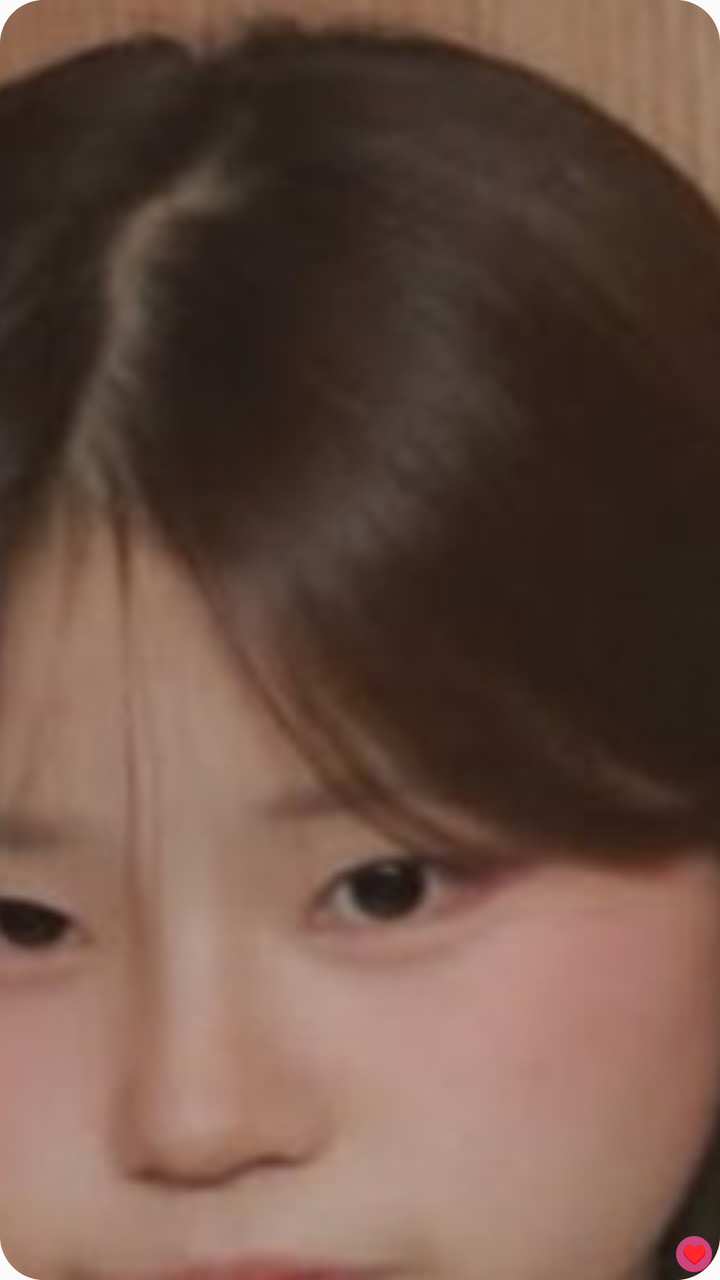
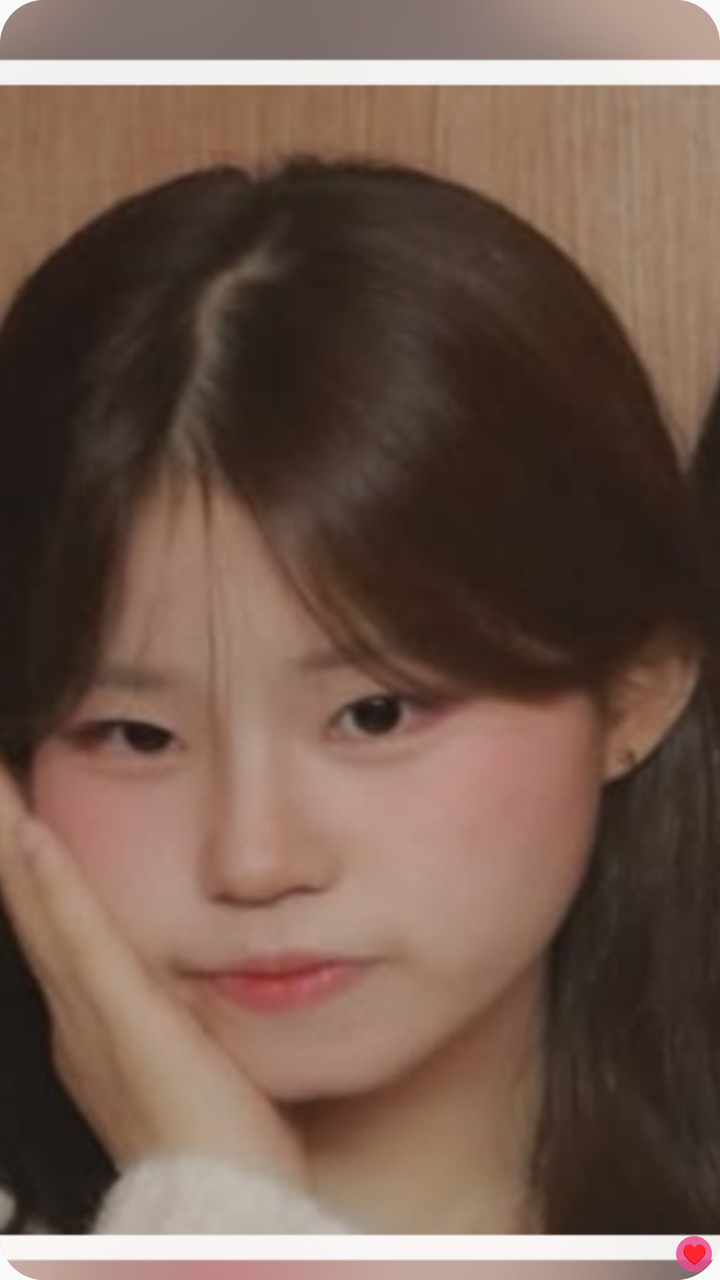

Screens rendered from an Android XML layout before and after an edit, with the pre-edit source and the edit as a unified diff.
<!-- AndroidManifest.xml: application theme android:Theme.Material.Light.NoActionBar -->
<!-- res/layout/love_widget.xml -->
<?xml version="1.0" encoding="utf-8"?>
<FrameLayout xmlns:android="http://schemas.android.com/apk/res/android"
    android:id="@+id/love_widget_root"
    android:layout_width="match_parent"
    android:layout_height="match_parent"
    android:background="@drawable/love_widget_background"
    android:clipToOutline="true"
    android:contentDescription="나예 사랑해 음성 재생"
    android:clickable="true">

    <ImageView
        android:id="@+id/widget_photo"
        android:layout_width="match_parent"
        android:layout_height="match_parent"
        android:scaleType="centerCrop"
        android:src="@drawable/widget_photo"
        android:contentDescription="나예 사진 위젯" />

    <TextView
        android:layout_width="18dp"
        android:layout_height="18dp"
        android:layout_gravity="bottom|end"
        android:layout_margin="4dp"
        android:background="@drawable/widget_badge"
        android:gravity="center"
        android:text="♥"
        android:textColor="#FFFFFFFF"
        android:textSize="10sp" />
</FrameLayout>
<!-- resources referenced by this layout -->
<resources>
  <!-- drawable love_widget_background (drawable) -->
  <?xml version="1.0" encoding="utf-8"?>
  <shape xmlns:android="http://schemas.android.com/apk/res/android" android:shape="rectangle">
      <gradient android:angle="315" android:startColor="#FFFA83B1" android:endColor="#FFE83E85" />
      <corners android:radius="22dp" />
  </shape>
  <!-- drawable widget_badge (drawable) -->
  <?xml version="1.0" encoding="utf-8"?>
  <shape xmlns:android="http://schemas.android.com/apk/res/android" android:shape="oval">
      <solid android:color="#D9EC4B8D" />
      <size android:width="18dp" android:height="18dp" />
  </shape>
  <!-- drawable widget_photo: jpg bitmap (drawable-nodpi, 14585 bytes) -->
</resources>

<!-- the commit's change to res/layout/love_widget.xml (unified diff, before → after) -->
@@ -5,7 +5,7 @@
     android:layout_height="match_parent"
     android:background="@drawable/love_widget_background"
     android:clipToOutline="true"
-    android:contentDescription="나예 사랑해 음성 재생"
+    android:contentDescription="음성위젯 재생"
     android:clickable="true">
 
     <ImageView
<!-- resource entries referenced after the edit -->
@@ -12,6 +12,6 @@
       <solid android:color="#D9EC4B8D" />
       <size android:width="18dp" android:height="18dp" />
   </shape>
-  <!-- drawable widget_photo: jpg bitmap (drawable-nodpi, 14585 bytes) -->
+  <!-- drawable widget_photo: jpg bitmap (drawable-nodpi, 44511 bytes) -->
 </resources>
 
